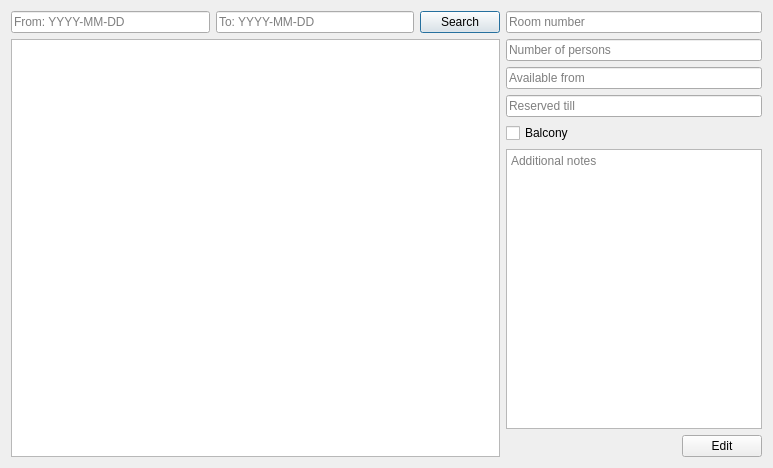
Old version of the form code/qtApp/BrowseWindow.ui in the repository stoptherock1/HSM.
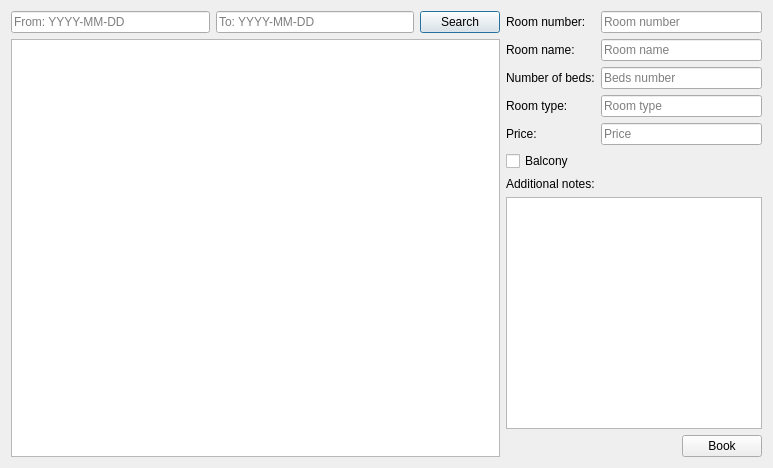
New version of the form.

Patch:
```diff
--- a/code/qtApp/BrowseWindow.ui
+++ b/code/qtApp/BrowseWindow.ui
@@ -49,44 +49,103 @@
       </layout>
      </item>
      <item>
-      <layout class="QGridLayout" name="gridLayout" rowstretch="1,0,0,0,0,0,0">
+      <layout class="QVBoxLayout" name="rightPanel_verticalLayout">
+       <item>
+        <layout class="QFormLayout" name="roomInfo_formLayout">
+         <item row="2" column="0">
+          <widget class="QLabel" name="label_3">
+           <property name="text">
+            <string>Room name:</string>
+           </property>
+          </widget>
+         </item>
+         <item row="2" column="1">
+          <widget class="QLineEdit" name="roomName_lineEdit">
+           <property name="text">
+            <string/>
+           </property>
+           <property name="placeholderText">
+            <string>Room name</string>
+           </property>
+          </widget>
+         </item>
        <item row="3" column="0">
-        <widget class="QLineEdit" name="reservedTill_lineEdit">
+          <widget class="QLabel" name="label_6">
+           <property name="text">
+            <string>Number of beds:</string>
+           </property>
+          </widget>
+         </item>
+         <item row="3" column="1">
+          <widget class="QLineEdit" name="numberOfBeds_lineEdit">
          <property name="placeholderText">
-          <string>Reserved till</string>
+            <string>Beds number</string>
+           </property>
+          </widget>
+         </item>
+         <item row="4" column="0">
+          <widget class="QLabel" name="label_4">
+           <property name="text">
+            <string>Room type:</string>
+           </property>
+          </widget>
+         </item>
+         <item row="4" column="1">
+          <widget class="QLineEdit" name="roomType_lineEdit">
+           <property name="placeholderText">
+            <string>Room type</string>
          </property>
         </widget>
        </item>
        <item row="5" column="0">
-        <widget class="QPlainTextEdit" name="plainTextEdit">
-         <property name="placeholderText">
-          <string>Additional notes</string>
+          <widget class="QLabel" name="label_5">
+           <property name="text">
+            <string>Price:</string>
          </property>
         </widget>
        </item>
        <item row="1" column="0">
-        <widget class="QLineEdit" name="numberOfPersons_lineEdit">
-         <property name="placeholderText">
-          <string>Number of persons</string>
+          <widget class="QLabel" name="label_2">
+           <property name="text">
+            <string>Room number:</string>
          </property>
         </widget>
        </item>
-       <item row="0" column="0">
+         <item row="1" column="1">
         <widget class="QLineEdit" name="roomNumber_lineEdit">
          <property name="placeholderText">
           <string>Room number</string>
          </property>
         </widget>
        </item>
-       <item row="4" column="0">
+         <item row="5" column="1">
+          <widget class="QLineEdit" name="price_lineEdit">
+           <property name="placeholderText">
+            <string>Price</string>
+           </property>
+          </widget>
+         </item>
+        </layout>
+       </item>
+       <item>
         <widget class="QCheckBox" name="balcony_checkBox">
          <property name="text">
           <string>Balcony</string>
          </property>
         </widget>
        </item>
-       <item row="6" column="0">
-        <layout class="QHBoxLayout" name="horizontalLayout_2">
+       <item>
+        <widget class="QLabel" name="label">
+         <property name="text">
+          <string>Additional notes:</string>
+         </property>
+        </widget>
+       </item>
+       <item>
+        <widget class="QPlainTextEdit" name="plainTextEdit"/>
+       </item>
+       <item>
+        <layout class="QHBoxLayout" name="bookButton_horizontalLayout">
          <item>
           <spacer name="horizontalSpacer">
            <property name="orientation">
@@ -103,19 +162,12 @@
          <item>
           <widget class="QPushButton" name="pushButton">
            <property name="text">
-            <string>Edit</string>
+            <string>Book</string>
            </property>
           </widget>
          </item>
         </layout>
        </item>
-       <item row="2" column="0">
-        <widget class="QLineEdit" name="availableFrom_lineEdit">
-         <property name="placeholderText">
-          <string>Available from</string>
-         </property>
-        </widget>
-       </item>
       </layout>
      </item>
     </layout>
```
Left out of the diff: 6 changed lines with no effect on the pictures. Lines whose indentation alone changed are shown as unchanged.
